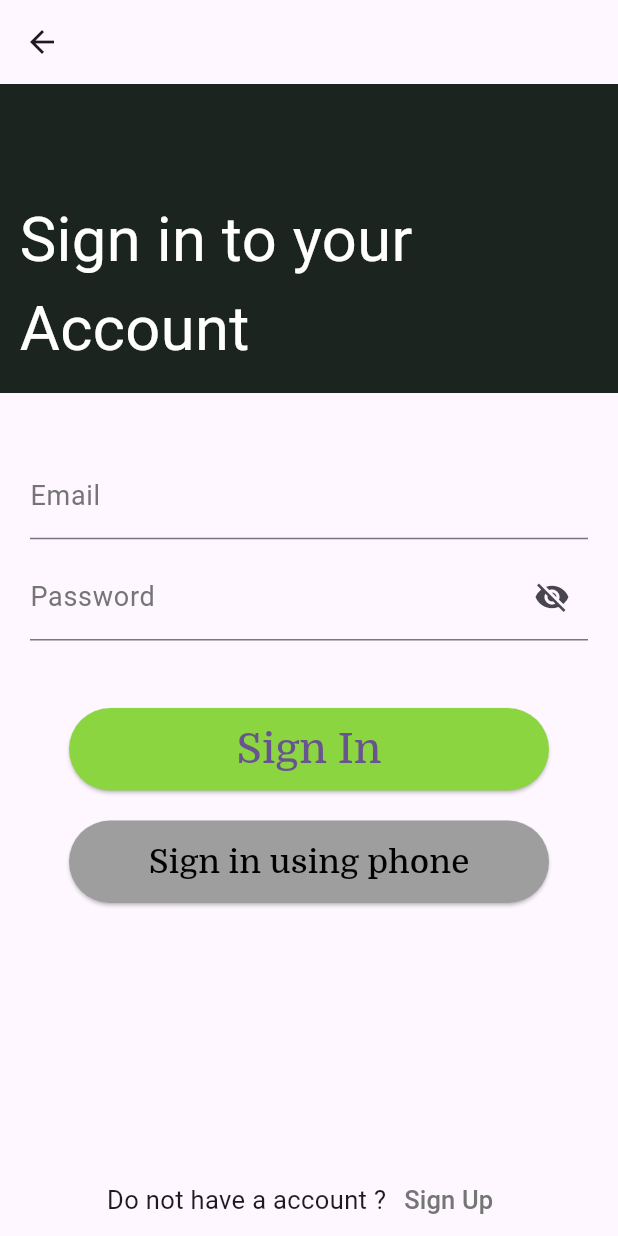
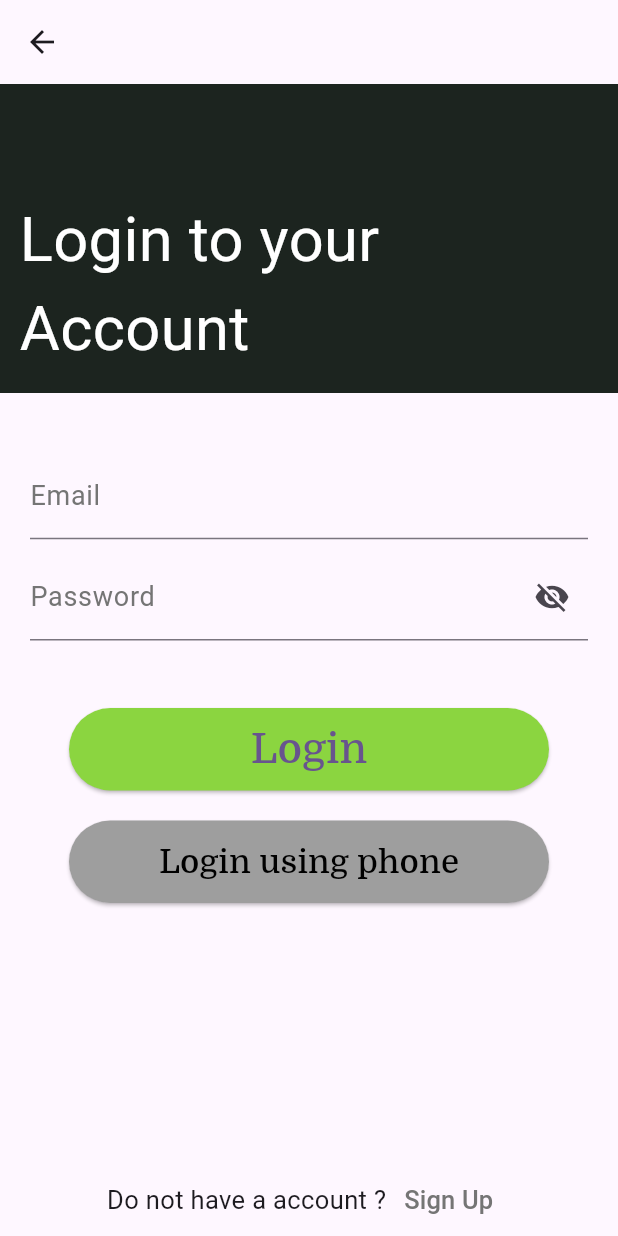
Before and after one commit to TeerathSinghRawat/Smaran, a Flutter app: the screen it shows after launch, after a tap on "Patient", on a phone screen of 412 x 824 dp. Run offline on Flutter 3.47's test engine with Material 2 defaults, Android fonts, the phone set to English and light mode, and no system bars; our stand-ins replace cloud_firestore, country_picker, file_picker, firebase_auth, firebase_core, firebase_storage and 5 more; missing offline and left inert: email_otp, syncfusion_flutter_pdfviewer; accounts and stored records are empty; network calls fail.

```diff
--- a/lib/Screens/EmailSignUp.dart
+++ b/lib/Screens/EmailSignUp.dart
@@ -75,7 +75,8 @@ class _EmailSignUpPageState extends State<EmailSignUpPage> {
   @override
 
   Widget build(BuildContext context) {
-
+    double width=MediaQuery.of(context).size.width;
+    double height=MediaQuery.of(context).size.height;
     return Scaffold(
       appBar: AppBar(
         elevation: 0,
@@ -88,7 +89,7 @@ class _EmailSignUpPageState extends State<EmailSignUpPage> {
           child: Column(
             children: [
               Container(
-                height: 300,
+                height: height*0.25,
                 width: 500,
                 decoration: const BoxDecoration(color: Color.fromRGBO(28, 36, 31, 3)),
                 alignment: Alignment.bottomLeft,
--- a/lib/Screens/Patient/patient profile.dart
+++ b/lib/Screens/Patient/patient profile.dart
@@ -131,7 +131,7 @@ class _PatientProfileState extends State<PatientProfile> {
                 ],
               ),
               SizedBox(
-                height: height * 0.1,
+                height: height * 0.06,
               ),
               Center(
                 child: Stack(
--- a/lib/Screens/choosecategory.dart
+++ b/lib/Screens/choosecategory.dart
@@ -9,8 +9,12 @@ class ChooseCategory extends StatefulWidget {
 }
 
 class _ChooseCategoryState extends State<ChooseCategory> {
+
+
   @override
   Widget build(BuildContext context) {
+    double height=MediaQuery.of(context).size.height;
+    double width=MediaQuery.of(context).size.width;
     return Scaffold(
       body: SafeArea(
         child: Padding(
@@ -23,10 +27,11 @@ class _ChooseCategoryState extends State<ChooseCategory> {
                   style: TextStyle(
                     fontWeight: FontWeight.bold,
                     fontSize: 45,
-                    fontFamily: "Domine"
+                    fontFamily: "Domine",
+                    color: Colors.blue
                   ),
                 ),
-                const SizedBox(height: 60,),
+                const SizedBox(height: 90,),
                 Row(
                   mainAxisAlignment: MainAxisAlignment.spaceEvenly,
                   children: [
@@ -35,14 +40,32 @@ class _ChooseCategoryState extends State<ChooseCategory> {
                         return const LoginPage(category: "Patient",);
                       }));
                     },
-                        child: const Text("Patient")
+                        child: SizedBox(
+                          height: height*0.3,
+                          width: width*0.4,
+                          child: Column(
+                            children: [
+                              Image(image: NetworkImage("https://cdn-icons-png.flaticon.com/512/1742/1742624.png")),
+                              Text("Patient",style: TextStyle(color: Colors.brown,fontSize: 20))
+                            ],
+                          ),
+                        )
                     ),
                     TextButton(onPressed: (){
                       Navigator.push(context, MaterialPageRoute(builder: (context){
                         return const LoginPage(category: "caretaker",);
                       }));
                     },
-                        child: const Text("Caretaker")
+                        child: SizedBox(
+                          height: height*0.3,
+                          width: width*0.4,
+                          child: Column(
+                            children: [
+                              Image(image: NetworkImage("https://cdn3d.iconscout.com/3d/premium/thumb/nurse-showing-thumbs-up-6774615-5575391.png?f=webp")),
+                              Text("Caretaker",style: TextStyle(color: Colors.teal,fontSize: 20),)
+                            ],
+                          ),
+                        )
                     )
                   ],
                 )
--- a/lib/Screens/home_page_caretaker.dart
+++ b/lib/Screens/home_page_caretaker.dart
@@ -26,7 +26,7 @@ class _CaretakerHomePageState extends State<CaretakerHomePage> {
         centerTitle: true,
         elevation: 0,
         backgroundColor: Colors.transparent,
-        title: const Text('Home Page'),
+        title: const Text('Home Page',style: TextStyle(fontSize: 24,fontWeight: FontWeight.bold),),
         actions: [
           Padding(
             padding: const EdgeInsets.all(8.0),
@@ -50,11 +50,11 @@ class _CaretakerHomePageState extends State<CaretakerHomePage> {
             image: DecorationImage(
                 fit: BoxFit.fill,
                 image: NetworkImage(
-                    'https://www.maxlifeinsurance.com/content/dam/corporate/images/Health%20Insurance%20Policy%20in%20India%201.png'))),
+                    'https://media.istockphoto.com/id/911633218/vector/abstract-geometric-medical-cross-shape-medicine-and-science-concept-background.jpg?s=612x612&w=0&k=20&c=eYz8qm5xa5wbWCWKgjOpTamavekYv8XqPTA0MC4tHGA='))),
         child: Column(
           children: [
             SizedBox(
-              height: height * 0.15,
+              height: height * 0.18,
             ),
             ReusableContainer(
               text: "Active Patient",
--- a/lib/Screens/loginpage.dart
+++ b/lib/Screens/loginpage.dart
@@ -81,7 +81,7 @@ class _LoginPageState extends State<LoginPage> {
   @override
 
   Widget build(BuildContext context) {
-    // double width=MediaQuery.of(context).size.width;
+    double width=MediaQuery.of(context).size.width;
     double height=MediaQuery.of(context).size.height;
 
     return Scaffold(
@@ -100,7 +100,7 @@ class _LoginPageState extends State<LoginPage> {
                 alignment: Alignment.bottomLeft,
                 child: const Padding(
                   padding: EdgeInsets.all(13),
-                  child: Text("Sign in to your Account",
+                  child: Text("Login to your Account",
                       style: TextStyle(
                         color: Colors.white,
                         fontSize: 41,
@@ -164,7 +164,7 @@ class _LoginPageState extends State<LoginPage> {
                         style: ButtonStyle(
                           backgroundColor: MaterialStateProperty.all(const Color.fromRGBO(139, 213, 64, 10)),
                         ),
-                        child: const Text("Sign In",
+                        child: const Text("Login",
                           style: TextStyle(
                               fontSize: 28,
                             fontFamily: 'Domine'
@@ -184,7 +184,7 @@ class _LoginPageState extends State<LoginPage> {
                         style: ButtonStyle(
                           backgroundColor: MaterialStateProperty.all(Colors.grey),
                         ),
-                        child: const Text("Sign in using phone",
+                        child: const Text("Login using phone",
                           style: TextStyle(
                             color: Colors.black,
                               fontSize: 22,
--- a/pubspec.yaml
+++ b/pubspec.yaml
@@ -49,6 +49,10 @@ dependencies:
   syncfusion_flutter_pdfviewer: ^20.4.54
   just_audio: ^0.9.35
   uuid: ^3.0.7
+  location: ^5.0.3
+  permission_handler: ^11.0.1
+  google_maps_flutter: ^2.5.0
+
 
 dev_dependencies:
   flutter_test:
```
Also changed, not shown: lib/Screens/Caretaker/AboutActivePatient.dart (+40 -29 lines), lib/Screens/Caretaker/AddNewPatientScreen.dart (+4 -4 lines), lib/Screens/Caretaker/CaretakerProfile.dart (+25 -25 lines), lib/Screens/home_page.dart (+71 -2 lines), pubspec.lock, 3 other files.
